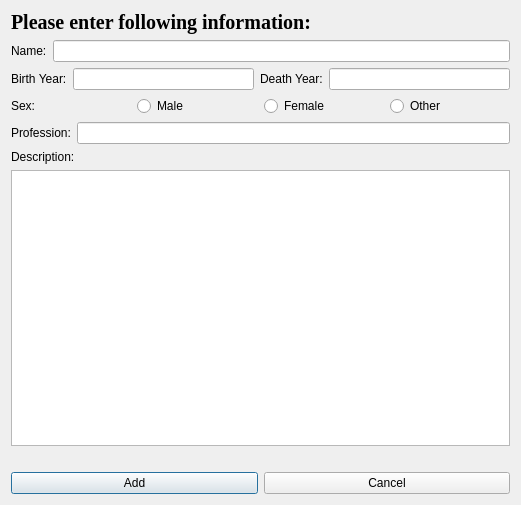
Before: the Qt Designer form add_persons.ui in HKH515/VLN56, drawn with Qt 5.
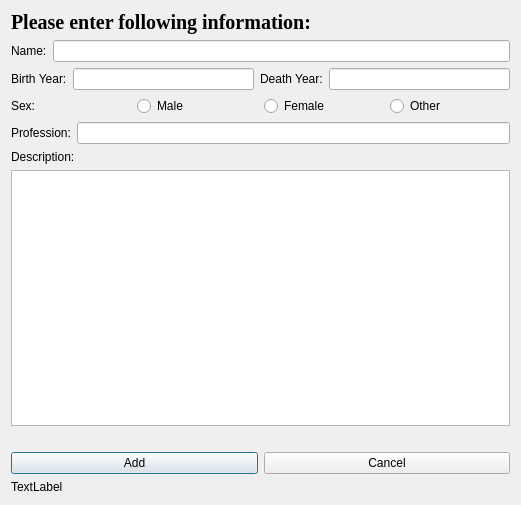
After: the same form once the commit is applied.

Commit message: error msg in add person

What changed in the file:
```diff
--- a/add_persons.ui
+++ b/add_persons.ui
@@ -144,6 +144,13 @@
      </item>
     </layout>
    </item>
+   <item>
+    <widget class="QLabel" name="error_label">
+     <property name="text">
+      <string>TextLabel</string>
+     </property>
+    </widget>
+   </item>
   </layout>
  </widget>
  <resources/>
```
The commit also changes 2 other files.
